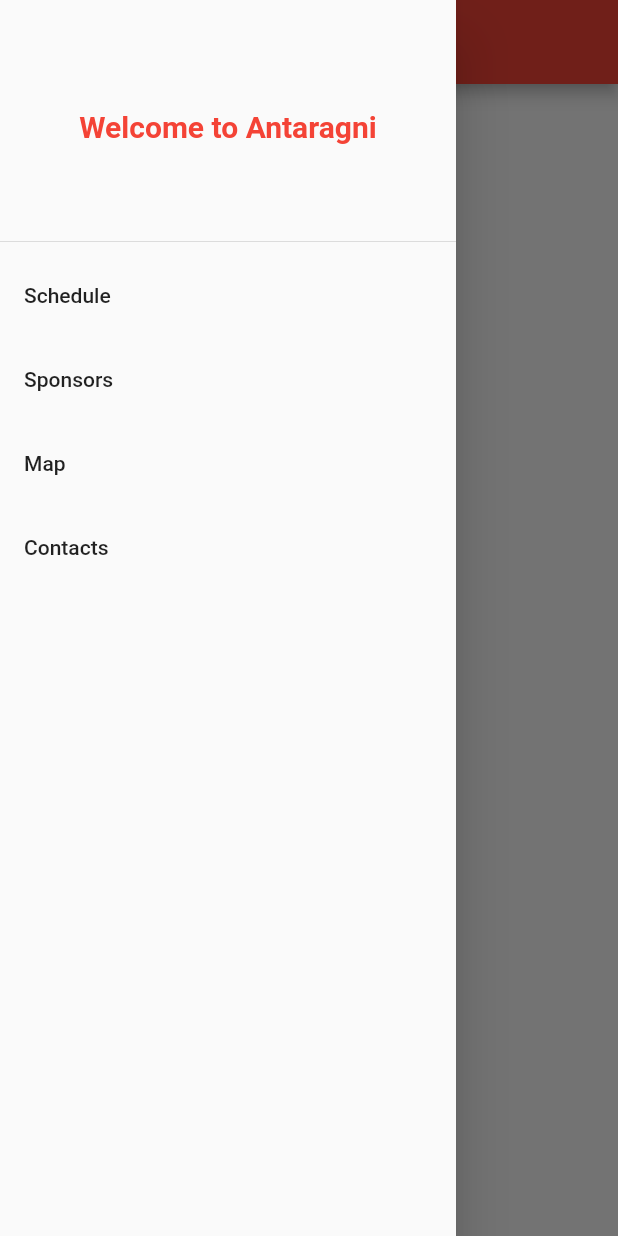
After one commit to utkarsh-tf141/flame22, a Flutter app: the screen it shows after launch, with the side drawer open, on a phone screen of 412 x 824 dp. The commit adds this screen. Run offline on Flutter 3.47's test engine with Material 2 defaults, Android fonts, the phone set to English and light mode, and no system bars.

Commit message:
drawer put in seperate file

```diff
--- /dev/null
+++ b/lib/components/drawer.dart
@@ -0,0 +1,45 @@
+import 'package:flutter/material.dart';
+
+class AppDrawer extends StatelessWidget{
+
+  @override
+  Widget build (BuildContext context){
+    return Drawer(
+      child: ListView(
+        children: [
+          DrawerHeader(
+              child: Center(
+                child: Text(
+                  "Welcome to Antaragni",
+                  style: TextStyle(
+                    fontSize: 20,
+                    fontWeight: FontWeight.w600,
+                    color: Colors.red,
+                  ),
+                ),
+              )
+          ),
+          ListTile(
+            title: Text(
+              "Schedule",
+            ),
+          ),
+          ListTile(
+            title: Text(
+              "Sponsors",
+            ),
+          ),ListTile(
+            title: Text(
+              "Map",
+            ),
+          ),ListTile(
+            title: Text(
+              "Contacts",
+            ),
+          )
+
+        ],
+      ),
+    );
+  }
+}
```
Also changed, not shown: lib/main.dart (+3 -47 lines).
